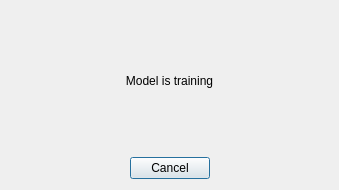
Old version of the form src/forms/trainingdialog.ui in the repository Effectuss/Multilayer-Perceptron-CPP-QT.
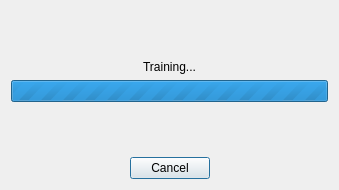
New version of the form.

Commit message: feat: Dialog window with cancel button (#17)

Diff of the .ui file:
```diff
--- a/src/forms/trainingdialog.ui
+++ b/src/forms/trainingdialog.ui
@@ -14,16 +14,55 @@
    <string>Dialog</string>
   </property>
   <layout class="QVBoxLayout" name="verticalLayout">
+   <item>
+    <spacer name="verticalSpacer_2">
+     <property name="orientation">
+      <enum>Qt::Vertical</enum>
+     </property>
+     <property name="sizeHint" stdset="0">
+      <size>
+       <width>20</width>
+       <height>40</height>
+      </size>
+     </property>
+    </spacer>
+   </item>
    <item>
     <widget class="QLabel" name="trainingLabel">
      <property name="text">
-      <string>Model is training</string>
+      <string>Training...</string>
      </property>
      <property name="alignment">
       <set>Qt::AlignCenter</set>
      </property>
     </widget>
    </item>
+   <item>
+    <widget class="QProgressBar" name="progressBar">
+     <property name="maximum">
+      <number>0</number>
+     </property>
+     <property name="value">
+      <number>-1</number>
+     </property>
+     <property name="textVisible">
+      <bool>false</bool>
+     </property>
+    </widget>
+   </item>
+   <item>
+    <spacer name="verticalSpacer">
+     <property name="orientation">
+      <enum>Qt::Vertical</enum>
+     </property>
+     <property name="sizeHint" stdset="0">
+      <size>
+       <width>20</width>
+       <height>40</height>
+      </size>
+     </property>
+    </spacer>
+   </item>
    <item>
     <widget class="QDialogButtonBox" name="cancelDialogButtonBox">
      <property name="orientation">
```
The commit also changes 7 other files.
